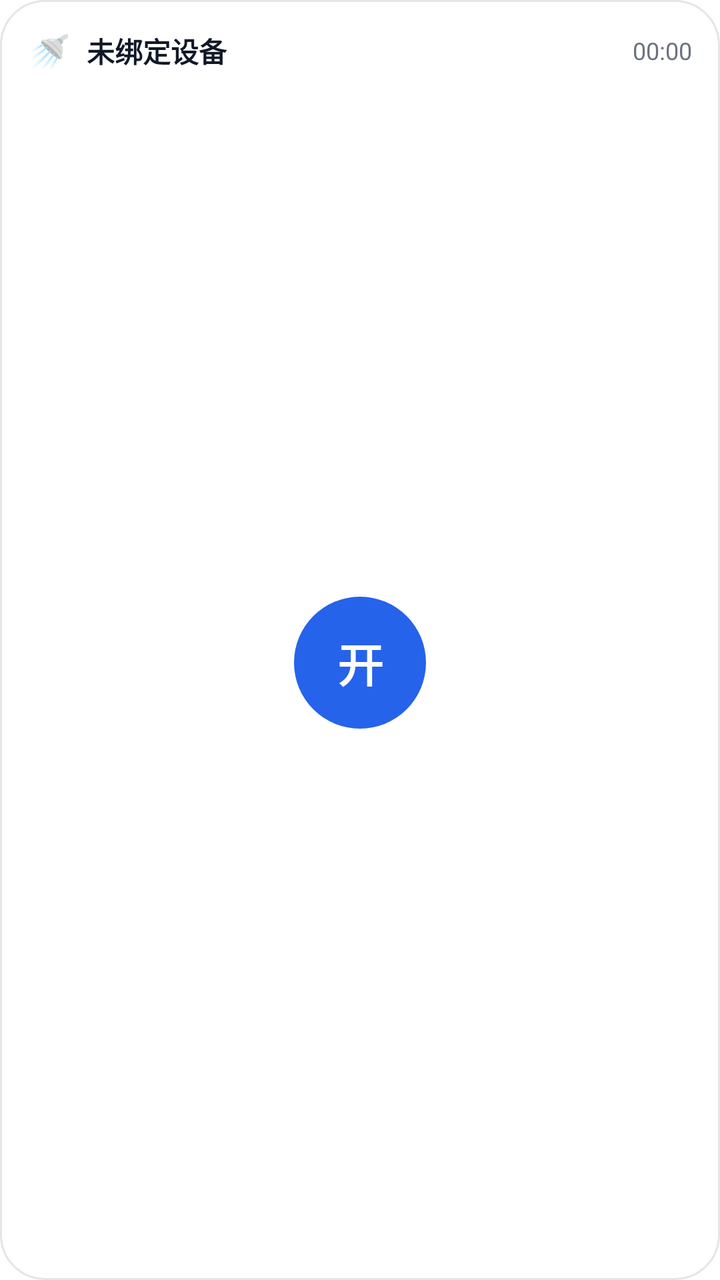
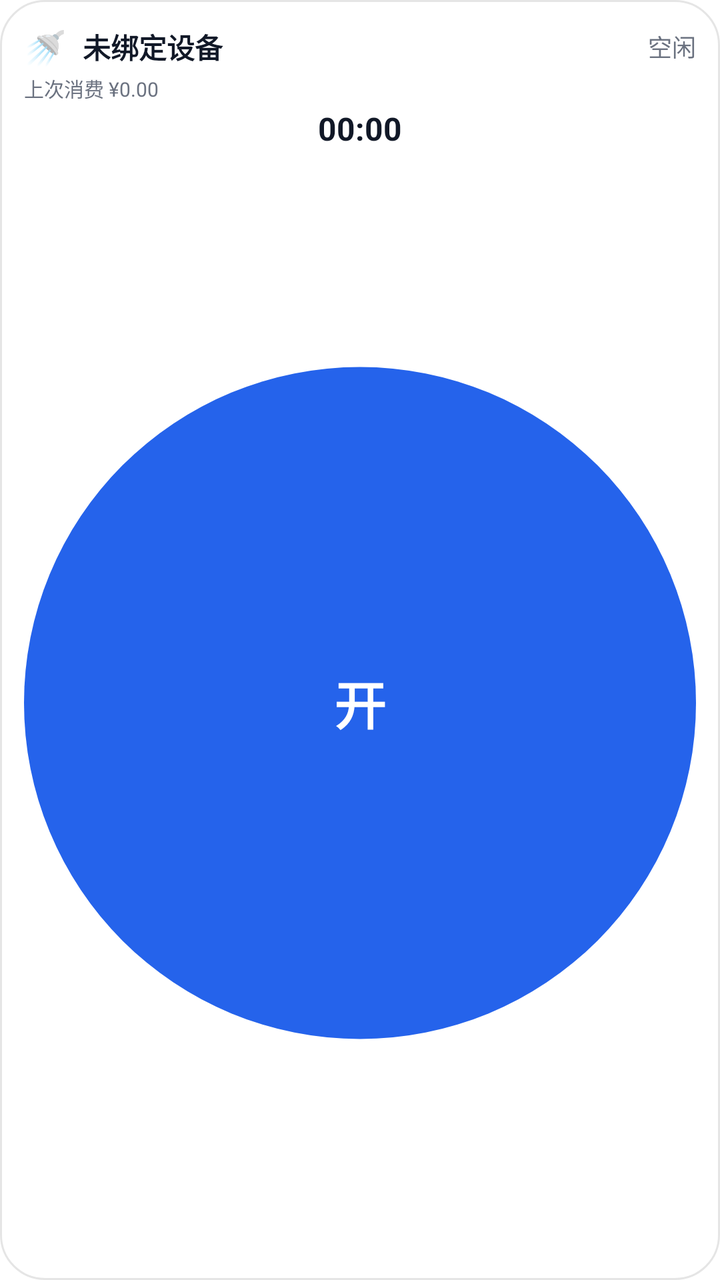

An Android layout rendered at two revisions. The XML below is the earlier revision; the diff shows what the commit changed to produce the second picture.
<!-- AndroidManifest.xml: application theme Theme.LinYu -->
<!-- res/layout/widget_linyu_2x4_light.xml -->
<?xml version="1.0" encoding="utf-8"?>
<LinearLayout xmlns:android="http://schemas.android.com/apk/res/android"
    android:id="@+id/widget_root"
    android:layout_width="match_parent"
    android:layout_height="match_parent"
    android:orientation="vertical"
    android:background="@drawable/widget_bg_light"
    android:padding="14dp">

    <LinearLayout
        android:layout_width="match_parent"
        android:layout_height="wrap_content"
        android:orientation="horizontal"
        android:gravity="center_vertical">

        <TextView
            android:id="@+id/widget_emoji"
            android:layout_width="wrap_content"
            android:layout_height="wrap_content"
            android:textSize="17sp"
            android:text="🚿" />

        <TextView
            android:id="@+id/widget_device"
            android:layout_width="0dp"
            android:layout_height="wrap_content"
            android:layout_weight="1"
            android:layout_marginStart="8dp"
            android:textSize="14sp"
            android:textStyle="bold"
            android:maxLines="1"
            android:ellipsize="end"
            android:textColor="#111827"
            android:text="未绑定设备" />

        <Chronometer
            android:id="@+id/widget_status"
            android:layout_width="wrap_content"
            android:layout_height="wrap_content"
            android:textSize="12sp"
            android:textColor="#6B7280"
            android:text="空闲" />
    </LinearLayout>

    <FrameLayout
        android:layout_width="match_parent"
        android:layout_height="0dp"
        android:layout_weight="1">

        <TextView
            android:id="@+id/widget_action_start"
            android:layout_width="66dp"
            android:layout_height="66dp"
            android:layout_gravity="center"
            android:background="@drawable/widget_circle_start_light"
            android:gravity="center"
            android:textSize="23sp"
            android:textStyle="bold"
            android:textColor="#FFFFFF"
            android:text="开" />

        <TextView
            android:id="@+id/widget_action_stop"
            android:layout_width="66dp"
            android:layout_height="66dp"
            android:layout_gravity="center"
            android:background="@drawable/widget_circle_stop_light"
            android:gravity="center"
            android:textSize="23sp"
            android:textStyle="bold"
            android:textColor="#FFFFFF"
            android:text="关"
            android:visibility="gone" />
    </FrameLayout>
</LinearLayout>
<!-- resources referenced by this layout -->
<resources>
  <!-- drawable widget_bg_light (drawable) -->
  <?xml version="1.0" encoding="utf-8"?>
  <shape xmlns:android="http://schemas.android.com/apk/res/android"
      android:shape="rectangle">
      <solid android:color="#F7FFFFFF" />
      <corners android:radius="22dp" />
      <stroke android:width="1dp" android:color="#1A000000" />
  </shape>
  <!-- drawable widget_circle_start_light (drawable) -->
  <?xml version="1.0" encoding="utf-8"?>
  <shape xmlns:android="http://schemas.android.com/apk/res/android"
      android:shape="oval">
      <solid android:color="#2563EB" />
  </shape>
  <!-- drawable widget_circle_stop_light (drawable) -->
  <?xml version="1.0" encoding="utf-8"?>
  <shape xmlns:android="http://schemas.android.com/apk/res/android"
      android:shape="oval">
      <solid android:color="#EF4444" />
  </shape>
  <style name="Theme.LinYu" parent="Theme.MaterialComponents.DayNight.NoActionBar">
          <item name="colorPrimary">#2563EB</item>
          <item name="colorPrimaryVariant">#1D4ED8</item>
          <item name="colorOnPrimary">@color/white</item>
          <item name="colorSecondary">#6B7280</item>
          <item name="colorSecondaryVariant">#4B5563</item>
          <item name="colorOnSecondary">@color/white</item>
          <item name="android:statusBarColor">?attr/colorPrimaryVariant</item>
      </style>
  <color name="white">#FFFFFFFF</color>
</resources>

<!-- the commit's change to res/layout/widget_linyu_2x4_light.xml (unified diff, before → after) -->
@@ -5,7 +5,7 @@
     android:layout_height="match_parent"
     android:orientation="vertical"
     android:background="@drawable/widget_bg_light"
-    android:padding="14dp">
+    android:padding="12dp">
 
     <LinearLayout
         android:layout_width="match_parent"
@@ -33,7 +33,7 @@
             android:textColor="#111827"
             android:text="未绑定设备" />
 
-        <Chronometer
+        <TextView
             android:id="@+id/widget_status"
             android:layout_width="wrap_content"
             android:layout_height="wrap_content"
@@ -42,34 +42,56 @@
             android:text="空闲" />
     </LinearLayout>
 
+    <TextView
+        android:id="@+id/widget_lastconsume"
+        android:layout_width="match_parent"
+        android:layout_height="wrap_content"
+        android:layout_marginTop="2dp"
+        android:textSize="10sp"
+        android:maxLines="1"
+        android:ellipsize="end"
+        android:textColor="#6B7280"
+        android:text="上次消费 ¥0.00" />
+
+    <Chronometer
+        android:id="@+id/widget_timer"
+        android:layout_width="match_parent"
+        android:layout_height="wrap_content"
+        android:layout_marginTop="2dp"
+        android:gravity="center"
+        android:textSize="16sp"
+        android:textStyle="bold"
+        android:textColor="#111827"
+        android:text="00:00" />
+
     <FrameLayout
         android:layout_width="match_parent"
         android:layout_height="0dp"
         android:layout_weight="1">
 
+        <ImageView
+            android:id="@+id/widget_action_start"
+            android:layout_width="match_parent"
+            android:layout_height="match_parent"
+            android:scaleType="fitCenter"
+            android:src="@drawable/widget_circle_start_light" />
+
+        <ImageView
+            android:id="@+id/widget_action_stop"
+            android:layout_width="match_parent"
+            android:layout_height="match_parent"
+            android:scaleType="fitCenter"
+            android:src="@drawable/widget_circle_stop_light"
+            android:visibility="gone" />
+
         <TextView
-            android:id="@+id/widget_action_start"
-            android:layout_width="66dp"
-            android:layout_height="66dp"
+            android:id="@+id/widget_action_label"
+            android:layout_width="wrap_content"
+            android:layout_height="wrap_content"
             android:layout_gravity="center"
-            android:background="@drawable/widget_circle_start_light"
-            android:gravity="center"
-            android:textSize="23sp"
+            android:textSize="26sp"
             android:textStyle="bold"
             android:textColor="#FFFFFF"
             android:text="开" />
-
-        <TextView
-            android:id="@+id/widget_action_stop"
-            android:layout_width="66dp"
-            android:layout_height="66dp"
-            android:layout_gravity="center"
-            android:background="@drawable/widget_circle_stop_light"
-            android:gravity="center"
-            android:textSize="23sp"
-            android:textStyle="bold"
-            android:textColor="#FFFFFF"
-            android:text="关"
-            android:visibility="gone" />
     </FrameLayout>
 </LinearLayout>
<!-- resource entries referenced after the edit -->
@@ -13,12 +13,14 @@
   <shape xmlns:android="http://schemas.android.com/apk/res/android"
       android:shape="oval">
       <solid android:color="#2563EB" />
+      <size android:width="100dp" android:height="100dp" />
   </shape>
   <!-- drawable widget_circle_stop_light (drawable) -->
   <?xml version="1.0" encoding="utf-8"?>
   <shape xmlns:android="http://schemas.android.com/apk/res/android"
       android:shape="oval">
       <solid android:color="#EF4444" />
+      <size android:width="100dp" android:height="100dp" />
   </shape>
   <style name="Theme.LinYu" parent="Theme.MaterialComponents.DayNight.NoActionBar">
           <item name="colorPrimary">#2563EB</item>
